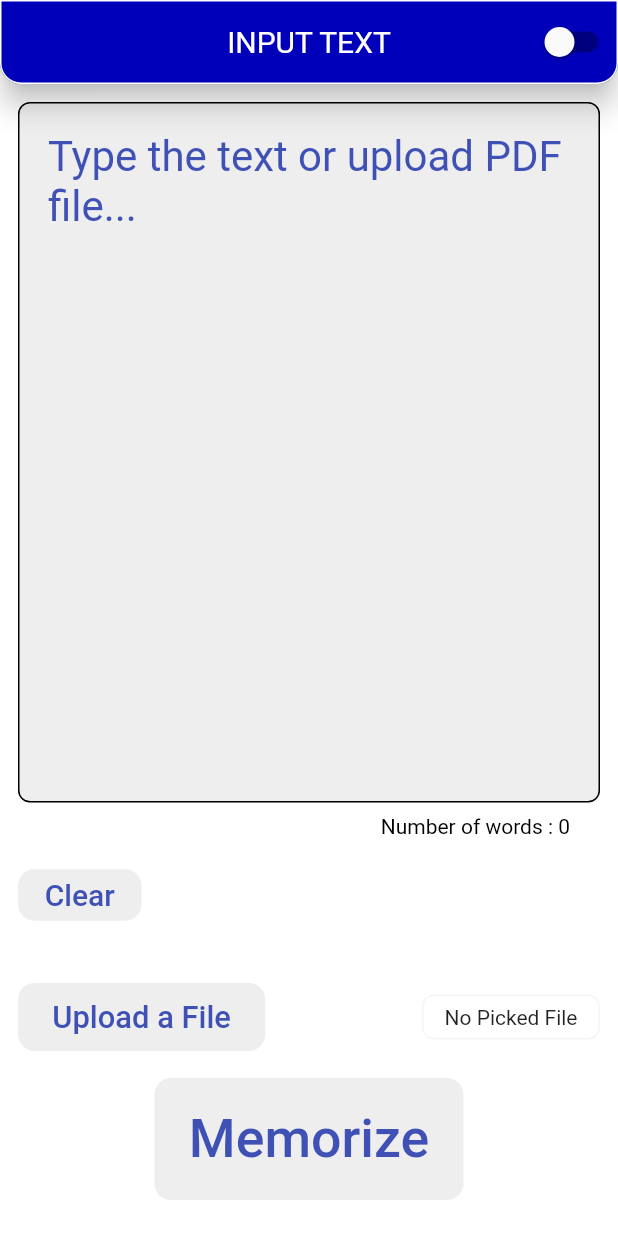
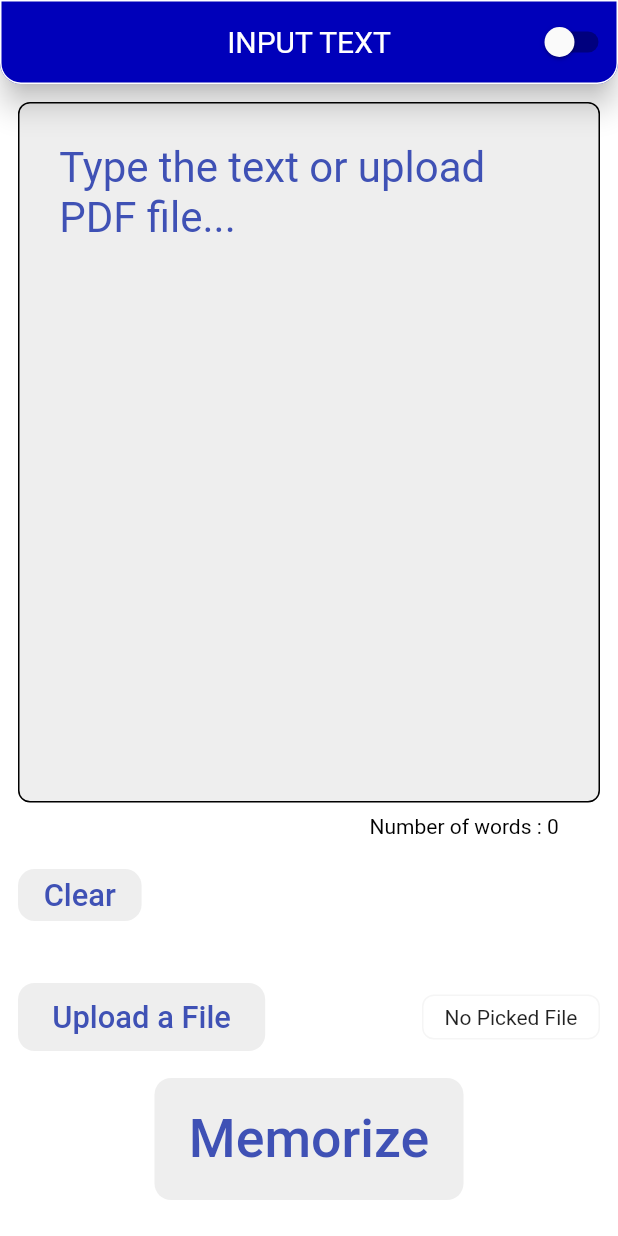
Before and after one commit to InnoSWP/memorizer, a Flutter app: the screen it shows after launch, on a phone screen of 412 x 824 dp. Run offline on Flutter 3.47's test engine with Material 2 defaults, Android fonts, the phone set to English and light mode, and no system bars; our stand-ins replace file_picker, flutter_tts, scrollable_positioned_list, sizer, speech_to_text; missing offline and left inert: pdf_text.

Commit message:
Hotfix sizes and paddings

```diff
--- a/lib/pages/input_page.dart
+++ b/lib/pages/input_page.dart
@@ -95,8 +95,8 @@ class _InputPageState extends State<InputPage> {
 
   @override
   Widget build(BuildContext context) {
-    double kScreenHeight = MediaQuery.of(context).size.height;
-    double kScreenWidth = MediaQuery.of(context).size.width;
+    // double kScreenHeight = MediaQuery.of(context).size.height;
+    // double kScreenWidth = MediaQuery.of(context).size.width;
     return GestureDetector(
       onTap: () => FocusManager.instance.primaryFocus?.unfocus(),
       onVerticalDragEnd: (DragEndDetails details) =>
@@ -149,10 +149,11 @@ class _InputPageState extends State<InputPage> {
                       mainAxisAlignment: MainAxisAlignment.spaceBetween,
                       children: [
                         MyButton(
-                          width: kScreenWidth / 5,
-                          height: kScreenHeight / 24,
+                          width: 20.w,
+                          height: 4.2.h,
                           text: "Clear",
                           iconData: null,
+                          fontSize: 15.sp,
                           onPressed: _clearOnPressed,
                         ),
                       ],
--- a/lib/settings/Themes.dart
+++ b/lib/settings/Themes.dart
@@ -1,4 +1,5 @@
 import 'package:flutter/material.dart';
+import 'package:sizer/sizer.dart';
 
 import 'constants.dart';
 
@@ -94,7 +95,7 @@ class MyTheme {
         counterStyle: const TextStyle(
           fontSize: 14,
         ),
-        contentPadding: const EdgeInsets.all(20),
+        contentPadding: EdgeInsets.all(20.sp),
         helperStyle: const TextStyle(fontSize: 14),
         hintStyle: const TextStyle(
           color: mainColor_light,
@@ -119,7 +120,7 @@ class MyTheme {
       secondary: backContainer_light,
     ),
     textTheme: TextTheme(
-        bodyText1: TextStyle(color: mainDarkerColor_light, fontSize: 25),
+        bodyText1: TextStyle(color: mainDarkerColor_light, fontSize: 24),
         bodyText2: TextStyle(fontSize: 24, color: textUnselectedRow_light),
         subtitle1: const TextStyle(fontSize: 14)),
     textSelectionTheme: TextSelectionThemeData(
@@ -142,7 +143,7 @@ class MyTheme {
         fontSize: 14,
       ),
       contentPadding:
-      const EdgeInsets.only(top: 20, bottom: 20, left: 20, right: 20),
+      EdgeInsets.all(15.sp),
       helperStyle: const TextStyle(fontSize: 14),
       hintStyle: const TextStyle(
         color: mainColor_dark,
@@ -220,7 +221,7 @@ class MyTheme {
     ),
 
     textTheme: TextTheme(
-        bodyText1: const TextStyle(color: mainColor_dark, fontSize: 25),
+        bodyText1: const TextStyle(color: mainColor_dark, fontSize: 24),
         bodyText2: TextStyle(fontSize: 24, color: textUnselectedRow_dark),
         subtitle1: const TextStyle(fontSize: 14)),
 
--- a/lib/widgets/buttons.dart
+++ b/lib/widgets/buttons.dart
@@ -100,7 +100,7 @@ class RepeatButton extends StatelessWidget {
                 children: [
                   Icon(
                     Icons.repeat,
-                    size: 25.sp,
+                    size: 20.sp,
                     color:Theme.of(context).primaryColor,
                   ),
                   Text(
```
Also changed, not shown: lib/pages/audio_page.dart (+7 -7 lines).
